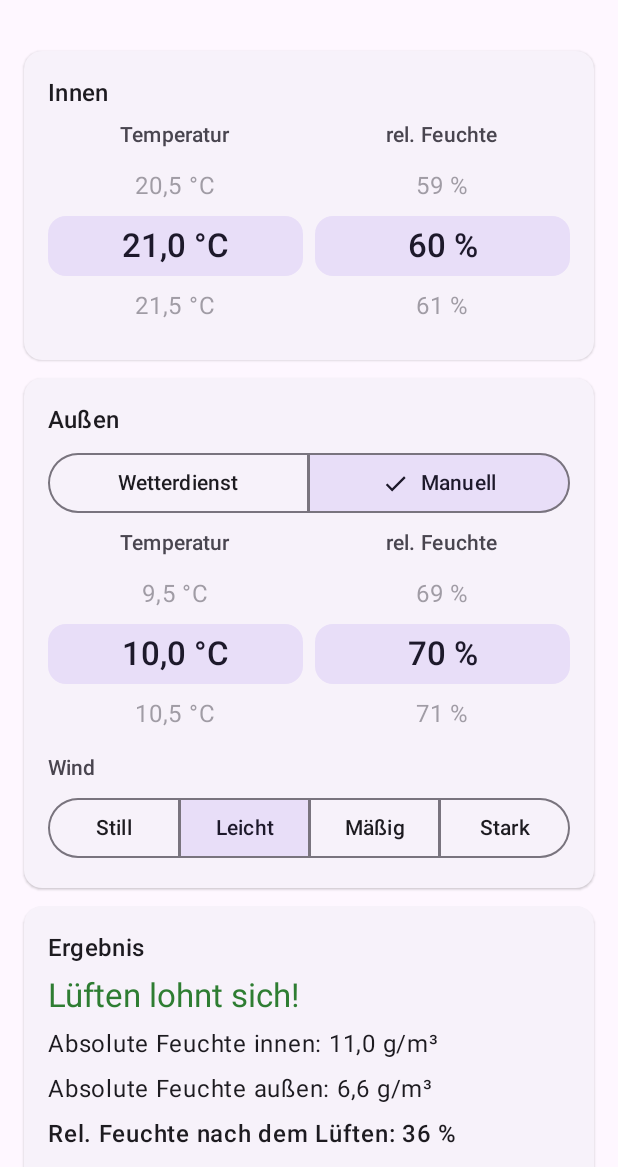
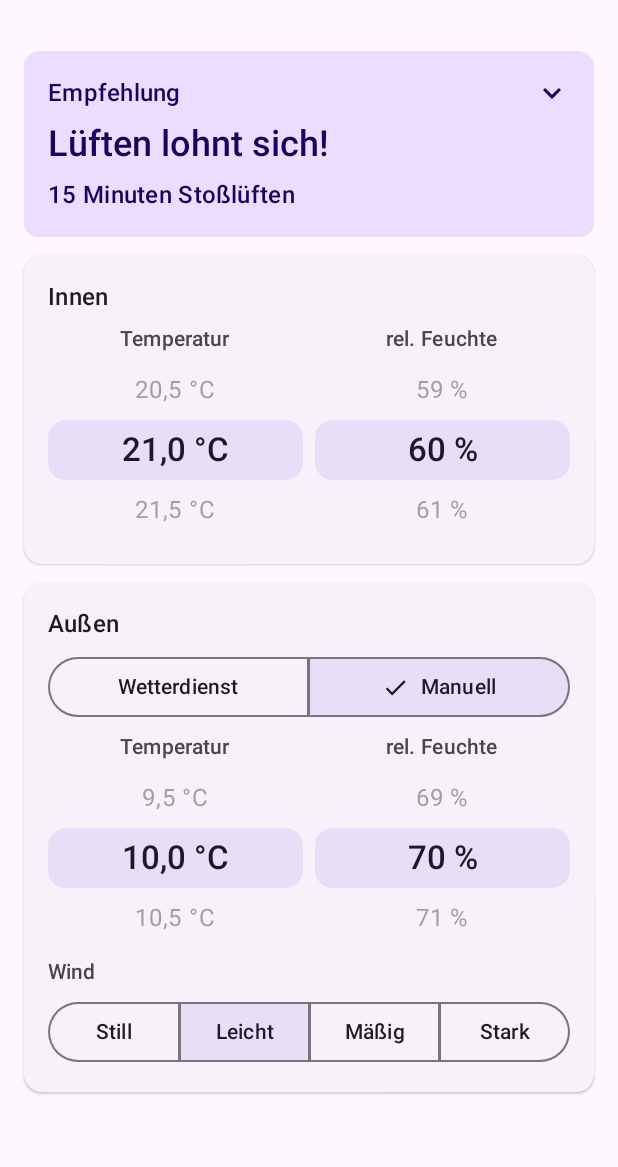
Before and after one commit to Avarast/Durchzug, an Android app built with Jetpack Compose: the screen it shows after launch (MainActivity), after a tap on "Manuell", on a phone screen of 412 x 824 dp, the part 69-1236 px from its top. Run offline under Robolectric (Android 15) with nearby library versions, the phone set to English and light mode, and no system bars.

Commit message:
feat: show collapsible recommendation card at the top
Rename the result card to 'Empfehlung' and move it above the inputs. Collapsed it shows only the recommendation and ventilation duration; tapping expands the details. Card colors now follow the theme.

```diff
--- a/app/src/main/java/de/durchzug/MainScreen.kt
+++ b/app/src/main/java/de/durchzug/MainScreen.kt
@@ -1,18 +1,24 @@
 package de.durchzug
 
+import androidx.compose.animation.animateContentSize
 import androidx.compose.foundation.layout.*
 import androidx.compose.foundation.rememberScrollState
 import androidx.compose.foundation.verticalScroll
 import androidx.compose.material.icons.Icons
 import androidx.compose.material.icons.filled.Edit
+import androidx.compose.material.icons.filled.KeyboardArrowDown
+import androidx.compose.material.icons.filled.KeyboardArrowUp
 import androidx.compose.material.icons.filled.Place
 import androidx.compose.material.icons.filled.Refresh
 import androidx.compose.material.icons.filled.Settings
 import androidx.compose.material3.*
 import androidx.compose.runtime.Composable
+import androidx.compose.runtime.getValue
+import androidx.compose.runtime.mutableStateOf
+import androidx.compose.runtime.saveable.rememberSaveable
+import androidx.compose.runtime.setValue
 import androidx.compose.ui.Alignment
 import androidx.compose.ui.Modifier
-import androidx.compose.ui.graphics.Color
 import androidx.compose.ui.text.font.FontWeight
 import androidx.compose.ui.unit.dp
 import java.util.Date
@@ -36,6 +42,8 @@ internal fun MainScreen(vm: MainViewModel, onOpenSettings: () -> Unit) {
             Modifier.fillMaxSize().padding(padding).verticalScroll(rememberScrollState()).padding(16.dp),
             verticalArrangement = Arrangement.spacedBy(12.dp),
         ) {
+            vm.result?.let { RecommendationCard(it) }
+
             Section("Innen") {
                 Row(horizontalArrangement = Arrangement.spacedBy(8.dp)) {
                     WheelPicker(tempInValues, vm.tempIn, { vm.tempIn = it }, "Temperatur", decimals = 1, unit = "°C", Modifier.weight(1f))
@@ -44,8 +52,6 @@ internal fun MainScreen(vm: MainViewModel, onOpenSettings: () -> Unit) {
             }
 
             OutdoorSection(vm, onOpenSettings)
-
-            vm.result?.let { ResultCard(it) }
         }
     }
 }
@@ -131,21 +137,49 @@ private fun WeatherOutdoor(vm: MainViewModel, place: Place, onOpenSettings: () -
 }
 
 @Composable
-private fun ResultCard(r: Ventilation.Result) {
-    val color = if (r.worthIt) Color(0xFF2E7D32) else Color(0xFFC62828)
-    Section("Ergebnis") {
-        Text(
-            if (r.worthIt) "Lüften lohnt sich!" else "Lüften nicht empfehlenswert",
-            color = color,
-            style = MaterialTheme.typography.titleLarge,
+private fun RecommendationCard(r: Ventilation.Result) {
+    var expanded by rememberSaveable { mutableStateOf(false) }
+    val colors = if (r.worthIt) {
+        CardDefaults.elevatedCardColors(
+            containerColor = MaterialTheme.colorScheme.primaryContainer,
+            contentColor = MaterialTheme.colorScheme.onPrimaryContainer,
         )
-        Text("Absolute Feuchte innen: ${r.ahIn.fmt()} g/m³")
-        Text("Absolute Feuchte außen: ${r.ahOut.fmt()} g/m³")
-        Text("Rel. Feuchte nach dem Lüften: ${r.rhAfter.fmt(0)} %", fontWeight = FontWeight.SemiBold)
-        if (r.worthIt) {
-            Text("Empfohlene Lüftungsdauer: ${r.minutes} Minuten (Stoßlüften)", fontWeight = FontWeight.SemiBold)
-        } else {
-            Text("Die Außenluft enthält mehr Wasser als die Raumluft – Lüften würde die Feuchte im Raum erhöhen.")
+    } else {
+        CardDefaults.elevatedCardColors(
+            containerColor = MaterialTheme.colorScheme.errorContainer,
+            contentColor = MaterialTheme.colorScheme.onErrorContainer,
+        )
+    }
+    ElevatedCard(
+        onClick = { expanded = !expanded },
+        colors = colors,
+        modifier = Modifier.fillMaxWidth().animateContentSize(),
+    ) {
+        Column(Modifier.padding(16.dp), verticalArrangement = Arrangement.spacedBy(6.dp)) {
+            Row(verticalAlignment = Alignment.CenterVertically) {
+                Text("Empfehlung", style = MaterialTheme.typography.titleMedium, modifier = Modifier.weight(1f))
+                Icon(
+                    if (expanded) Icons.Filled.KeyboardArrowUp else Icons.Filled.KeyboardArrowDown,
+                    contentDescription = if (expanded) "Details ausblenden" else "Details anzeigen",
+                )
+            }
+            Text(
+                if (r.worthIt) "Lüften lohnt sich!" else "Lüften nicht empfehlenswert",
+                style = MaterialTheme.typography.headlineSmall,
+                fontWeight = FontWeight.SemiBold,
+            )
+            if (r.worthIt) {
+                Text("${r.minutes} Minuten Stoßlüften", style = MaterialTheme.typography.titleMedium)
+            }
+            if (expanded) {
+                HorizontalDivider(Modifier.padding(vertical = 4.dp), color = LocalContentColor.current.copy(alpha = 0.3f))
+                Text("Absolute Feuchte innen: ${r.ahIn.fmt()} g/m³")
+                Text("Absolute Feuchte außen: ${r.ahOut.fmt()} g/m³")
+                Text("Rel. Feuchte nach dem Lüften: ${r.rhAfter.fmt(0)} %")
+                if (!r.worthIt) {
+                    Text("Die Außenluft enthält mehr Wasser als die Raumluft – Lüften würde die Feuchte im Raum erhöhen.")
+                }
+            }
         }
     }
 }
```
